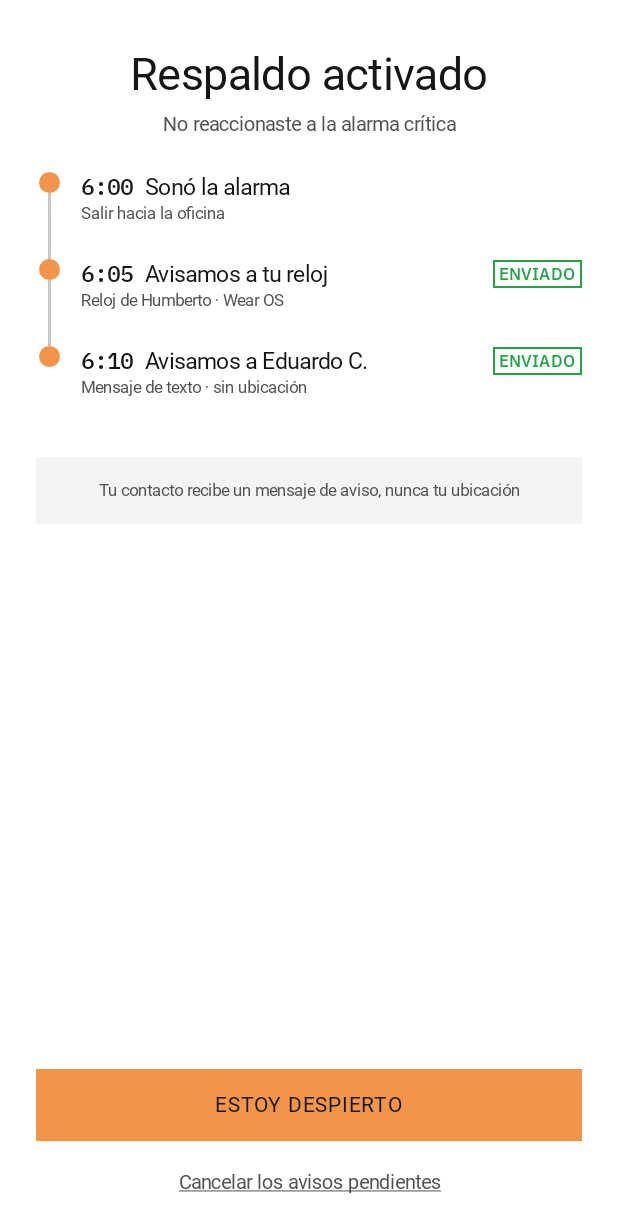
After one commit to educaballerol/Vitalarma, an Android app built with Jetpack Compose: the composable BackupTriggeredScreen called with sample values from the repository, on a phone screen of 412 x 824 dp. The commit adds this screen. Shown: the top 1232 px of the screen. Run offline under Robolectric (Android 15) with nearby library versions, the light colour scheme and no system bars; Roboto replaces fonts that are not available here.

Commit message:
feat: pantalla M-14 (Respaldo activado) - M7 aviso en otro dispositivo y M8 contacto de confianza

```diff
--- a/mobile/app/src/main/java/com/vitalarma/mobile/navigation/VitalarmaNavHost.kt
+++ b/mobile/app/src/main/java/com/vitalarma/mobile/navigation/VitalarmaNavHost.kt
@@ -20,6 +20,7 @@ import com.vitalarma.mobile.model.AlarmType
 import com.vitalarma.mobile.ui.screens.alarms.AlarmCompletedScreen
 import com.vitalarma.mobile.ui.screens.alarms.AlarmDetailScreen
 import com.vitalarma.mobile.ui.screens.alarms.AlarmRingingScreen
+import com.vitalarma.mobile.ui.screens.alarms.BackupTriggeredScreen
 import com.vitalarma.mobile.ui.screens.alarms.AlarmListScreen
 import com.vitalarma.mobile.ui.screens.alarms.CreateAlarmTimeScreen
 import com.vitalarma.mobile.ui.screens.alarms.CreateAlarmTypeScreen
@@ -116,7 +117,8 @@ fun VitalarmaNavHost(
             val alarm = sampleAlarms.find { it.id == alarmId } ?: sampleAlarms.first()
             AlarmRingingScreen(
                 alarm = alarm,
-                onStopClick = { navController.navigate(Routes.alarmScanObject(alarm.id)) }
+                onStopClick = { navController.navigate(Routes.alarmScanObject(alarm.id)) },
+                onBackupTriggered = { navController.navigate(Routes.backupTriggered(alarm.id)) }
             )
         }
         composable(
@@ -142,7 +144,20 @@ fun VitalarmaNavHost(
                 }
             )
         }
-        composable(Routes.BACKUP_TRIGGERED) { PlaceholderScreen("Respaldo activado") }
+        composable(
+            route = Routes.BACKUP_TRIGGERED,
+            arguments = listOf(navArgument("alarmId") { type = NavType.StringType })
+        ) { backStackEntry ->
+            val alarmId = backStackEntry.arguments?.getString("alarmId")
+            val alarm = sampleAlarms.find { it.id == alarmId } ?: sampleAlarms.first()
+            BackupTriggeredScreen(
+                alarm = alarm,
+                onAwakeClick = { navController.navigate(Routes.alarmScanObject(alarm.id)) },
+                onCancelClick = {
+                    navController.popBackStack(Routes.ALARM_LIST, inclusive = false)
+                }
+            )
+        }
 
         // Rutinas
         composable(Routes.ROUTINE_LIST) { PlaceholderScreen("Rutinas") }
--- a/mobile/app/src/main/java/com/vitalarma/mobile/ui/screens/AlarmRingingScreen.kt
+++ b/mobile/app/src/main/java/com/vitalarma/mobile/ui/screens/AlarmRingingScreen.kt
@@ -17,6 +17,9 @@ import androidx.compose.foundation.layout.size
 import androidx.compose.foundation.layout.width
 import androidx.compose.material3.Text
 import androidx.compose.runtime.Composable
+import androidx.compose.runtime.LaunchedEffect
+import androidx.compose.runtime.rememberUpdatedState
+import androidx.compose.runtime.getValue
 import androidx.compose.ui.Alignment
 import androidx.compose.ui.Modifier
 import androidx.compose.ui.semantics.disabled
@@ -31,13 +34,24 @@ import com.vitalarma.mobile.ui.theme.VitalarmaColors
 import com.vitalarma.mobile.ui.theme.VitalarmaShapes
 import com.vitalarma.mobile.ui.theme.VitalarmaType
 
+private const val SEGUNDOS_HASTA_RESPALDO = 15
+
 @Composable
 fun AlarmRingingScreen(
     alarm: Alarm,
     onStopClick: () -> Unit,
+    onBackupTriggered: () -> Unit,
     modifier: Modifier = Modifier
 ) {
     val esCritica = alarm.type == AlarmType.CRITICA
+    val dispararRespaldo by rememberUpdatedState(onBackupTriggered)
+
+    if (esCritica) {
+        LaunchedEffect(alarm.id) {
+            kotlinx.coroutines.delay(SEGUNDOS_HASTA_RESPALDO * 1000L)
+            dispararRespaldo()
+        }
+    }
     val colorTipo = when (alarm.type) {
         AlarmType.CRITICA -> VitalarmaColors.tipoCritica
         AlarmType.CAUTA -> VitalarmaColors.tipoCauta
--- /dev/null
+++ b/mobile/app/src/main/java/com/vitalarma/mobile/ui/screens/BackupTriggeredScreen.kt
@@ -0,0 +1,203 @@
+package com.vitalarma.mobile.ui.screens.alarms
+
+import androidx.compose.foundation.background
+import androidx.compose.foundation.border
+import androidx.compose.foundation.clickable
+import androidx.compose.foundation.layout.Arrangement
+import androidx.compose.foundation.layout.Box
+import androidx.compose.foundation.layout.Column
+import androidx.compose.foundation.layout.IntrinsicSize
+import androidx.compose.foundation.layout.Row
+import androidx.compose.foundation.layout.Spacer
+import androidx.compose.foundation.layout.fillMaxHeight
+import androidx.compose.foundation.layout.fillMaxSize
+import androidx.compose.foundation.layout.fillMaxWidth
+import androidx.compose.foundation.layout.height
+import androidx.compose.foundation.layout.padding
+import androidx.compose.foundation.layout.size
+import androidx.compose.foundation.layout.width
+import androidx.compose.material3.Text
+import androidx.compose.runtime.Composable
+import androidx.compose.ui.Alignment
+import androidx.compose.ui.Modifier
+import androidx.compose.ui.text.style.TextAlign
+import androidx.compose.ui.text.style.TextDecoration
+import androidx.compose.ui.unit.dp
+import com.vitalarma.mobile.model.Alarm
+import com.vitalarma.mobile.ui.components.ButtonHierarchy
+import com.vitalarma.mobile.ui.components.VitalarmaButton
+import com.vitalarma.mobile.ui.theme.Dimens
+import com.vitalarma.mobile.ui.theme.VitalarmaColors
+import com.vitalarma.mobile.ui.theme.VitalarmaShapes
+import com.vitalarma.mobile.ui.theme.VitalarmaType
+
+private data class PasoRespaldo(
+    val hora: String,
+    val titulo: String,
+    val detalle: String,
+    val enviado: Boolean
+)
+
+@Composable
+fun BackupTriggeredScreen(
+    alarm: Alarm,
+    onAwakeClick: () -> Unit,
+    onCancelClick: () -> Unit,
+    modifier: Modifier = Modifier
+) {
+    val pasos = listOf(
+        PasoRespaldo("6:00", "Sonó la alarma", alarm.title, false),
+        PasoRespaldo("6:05", "Avisamos a tu reloj", "Reloj de Humberto · Wear OS", true),
+        PasoRespaldo("6:10", "Avisamos a Eduardo C.", "Mensaje de texto · sin ubicación", true)
+    )
+
+    Column(
+        modifier = modifier
+            .fillMaxSize()
+            .background(VitalarmaColors.fondoPagina)
+            .padding(horizontal = Dimens.ScreenHorizontalMargin)
+    ) {
+        Spacer(Modifier.height(Dimens.Spacing2xl))
+
+        Text(
+            text = "Respaldo activado",
+            style = VitalarmaType.h1,
+            color = VitalarmaColors.textoPrimario,
+            textAlign = TextAlign.Center,
+            modifier = Modifier.fillMaxWidth()
+        )
+
+        Spacer(Modifier.height(Dimens.SpacingSm))
+
+        Text(
+            text = "No reaccionaste a la alarma crítica",
+            style = VitalarmaType.bodySmall,
+            color = VitalarmaColors.textoSecundario,
+            textAlign = TextAlign.Center,
+            modifier = Modifier.fillMaxWidth()
+        )
+
+        Spacer(Modifier.height(Dimens.SpacingXl))
+
+        pasos.forEachIndexed { indice, paso ->
+            PasoEnLinea(paso = paso, esUltimo = indice == pasos.lastIndex)
+        }
+
+        Spacer(Modifier.height(Dimens.SpacingBase))
+
+        Box(
+            modifier = Modifier
+                .fillMaxWidth()
+                .background(VitalarmaColors.fondoCapa, VitalarmaShapes.None)
+                .padding(Dimens.SpacingBase),
+            contentAlignment = Alignment.Center
+        ) {
+            Text(
+                text = "Tu contacto recibe un mensaje de aviso, nunca tu ubicación",
+                style = VitalarmaType.caption,
+                color = VitalarmaColors.textoSecundario,
+                textAlign = TextAlign.Center
+            )
+        }
+
+        Spacer(Modifier.weight(1f))
+
+        VitalarmaButton(
+            text = "ESTOY DESPIERTO",
+            onClick = onAwakeClick,
+            hierarchy = ButtonHierarchy.Primary
+        )
+
+        Spacer(Modifier.height(Dimens.SpacingBase))
+
+        Text(
+            text = "Cancelar los avisos pendientes",
+            style = VitalarmaType.bodySmall,
+            color = VitalarmaColors.textoSecundario,
+            textDecoration = TextDecoration.Underline,
+            textAlign = TextAlign.Center,
+            modifier = Modifier
+                .fillMaxWidth()
+                .clickable { onCancelClick() }
+                .padding(vertical = Dimens.SpacingXs)
+        )
+
+        Spacer(Modifier.height(Dimens.SpacingXl))
+    }
+}
+
+@Composable
+private fun PasoEnLinea(paso: PasoRespaldo, esUltimo: Boolean) {
+    Row(modifier = Modifier.fillMaxWidth().height(IntrinsicSize.Min)) {
+        Column(
+            modifier = Modifier.width(18.dp).fillMaxHeight(),
+            horizontalAlignment = Alignment.CenterHorizontally
+        ) {
+            Box(
+                modifier = Modifier
+                    .size(14.dp)
+                    .background(VitalarmaColors.fondoAccion, VitalarmaShapes.Circle)
+            )
+
+            if (!esUltimo) {
+                Box(
+                    modifier = Modifier
+                        .width(Dimens.BorderThick)
+                        .fillMaxHeight()
+                        .background(VitalarmaColors.bordeFuerte)
+                )
+            }
+        }
+
+        Column(
+            modifier = Modifier
+                .weight(1f)
+                .padding(start = Dimens.SpacingMd, bottom = Dimens.SpacingXl),
+            verticalArrangement = Arrangement.spacedBy(Dimens.Spacing2xs)
+        ) {
+            Row(
+                modifier = Modifier.fillMaxWidth(),
+                verticalAlignment = Alignment.CenterVertically,
+                horizontalArrangement = Arrangement.spacedBy(Dimens.SpacingSm)
+            ) {
+                Text(
+                    text = paso.hora,
+                    style = VitalarmaType.dato,
+                    color = VitalarmaColors.textoPrimario
+                )
+
+                Text(
+                    text = paso.titulo,
+                    style = VitalarmaType.body,
+                    color = VitalarmaColors.textoPrimario,
+                    modifier = Modifier.weight(1f)
+                )
+
+                if (paso.enviado) {
+                    InsigniaEnviado()
+                }
+            }
+
+            Text(
+                text = paso.detalle,
+                style = VitalarmaType.caption,
+                color = VitalarmaColors.textoSecundario
+            )
+        }
+    }
+}
+
+@Composable
+private fun InsigniaEnviado() {
+    Box(
+        modifier = Modifier
+            .border(Dimens.BorderThin, VitalarmaColors.estadoExito, VitalarmaShapes.None)
+            .padding(horizontal = Dimens.SpacingXs, vertical = 2.dp)
+    ) {
+        Text(
+            text = "ENVIADO",
+            style = VitalarmaType.label,
+            color = VitalarmaColors.estadoExito
+        )
+    }
+}
```
